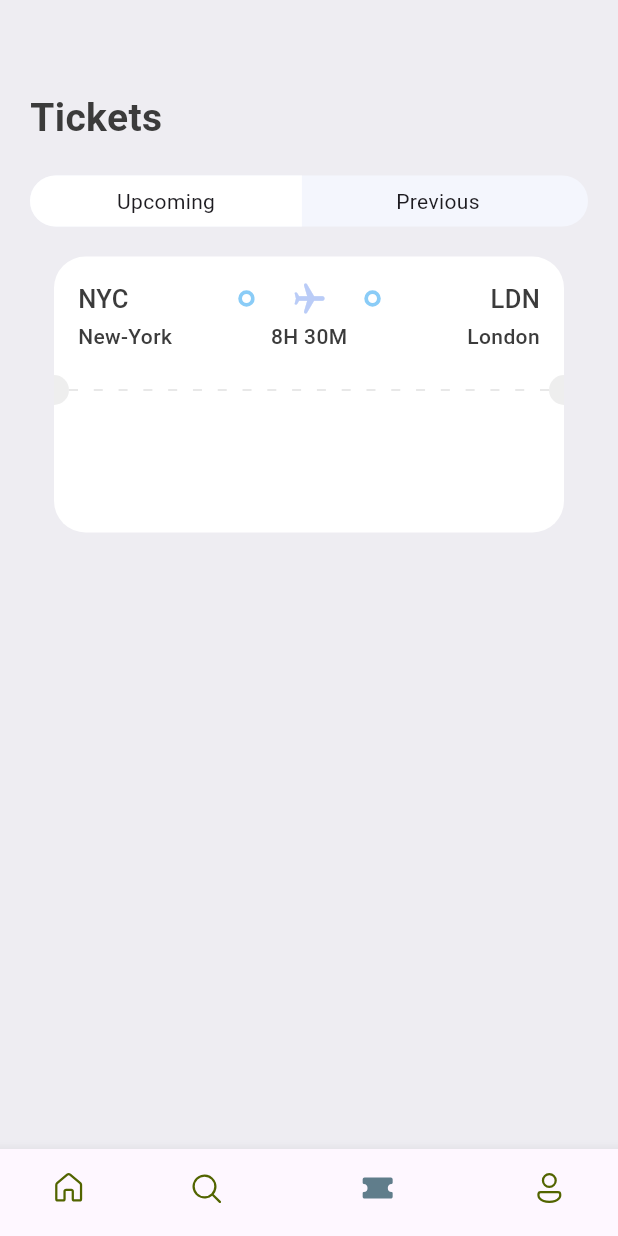
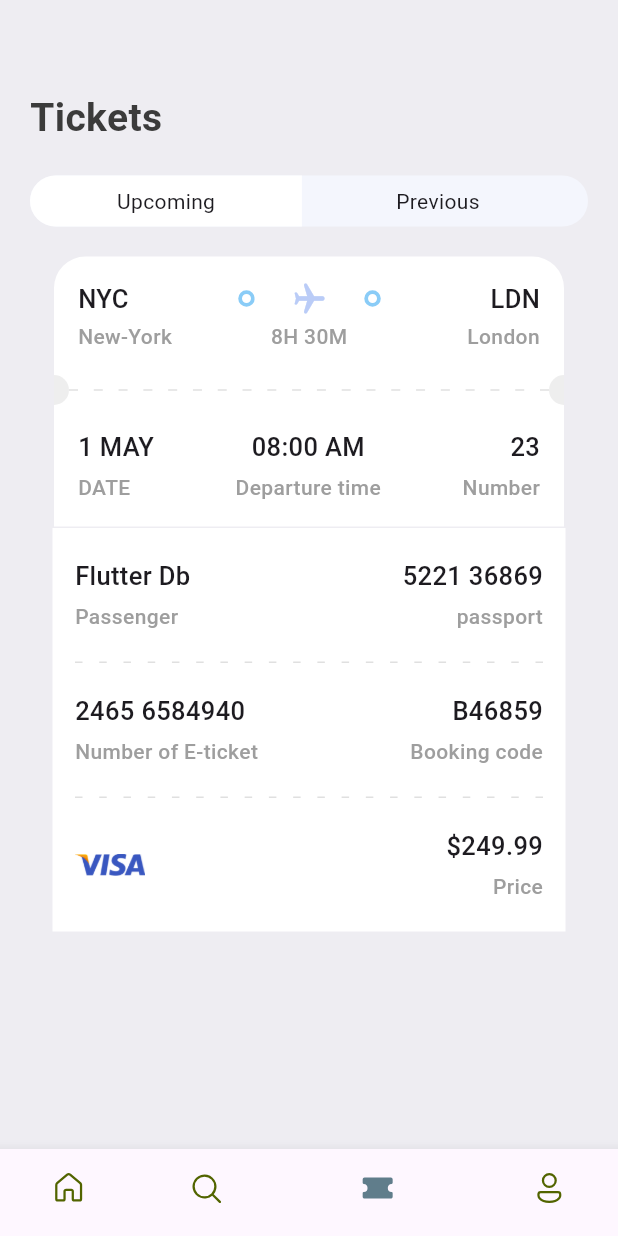
Before and after one commit to alperyun50/ticket_app, a Flutter app: the screen it shows after launch, item 3 of the bottom bar chosen, on a phone screen of 412 x 824 dp. Run offline on Flutter 3.47's test engine with Material 3 defaults, Android fonts, the phone set to English and light mode, and no system bars; our stand-ins replace fluentui_icons.

Commit message:
ticket screen updated

```diff
--- a/lib/base/res/media.dart
+++ b/lib/base/res/media.dart
@@ -3,4 +3,5 @@ class AppMedia{
   static const logo = "$_baseImage/logo.png";
   static const hotelRoom = "$_baseImage/hotel_room.png";
   static const planeSit = "$_baseImage/plane_sit.jpg";
+  static const visaCard = "$_baseImage/visa_card.png";
 }
--- a/lib/base/res/styles/app_styles.dart
+++ b/lib/base/res/styles/app_styles.dart
@@ -39,13 +39,13 @@ class AppStyles {
 
   static TextStyle headLineStyle3 = TextStyle(
     fontSize: 17,
-    color: textColor,
+    //color: textColor,
     fontWeight: FontWeight.w500,
   );
 
   static TextStyle headLineStyle4 = TextStyle(
     fontSize: 14,
-    color: textColor,
+    color: Colors.grey.shade500,
     fontWeight: FontWeight.w500,
   );
 }
--- a/lib/base/widgets/app_column_text_layout.dart
+++ b/lib/base/widgets/app_column_text_layout.dart
@@ -1,21 +1,23 @@
 import 'package:flutter/material.dart';
+import 'package:ticket_app/base/widgets/text_style_fourth.dart';
 import 'package:ticket_app/base/widgets/text_style_third.dart';
 
 class AppColumnTextLayout extends StatelessWidget {
   final String topText;
   final String bottomText;
   final CrossAxisAlignment alignment;
+  final bool? isColor;
 
-  const AppColumnTextLayout({super.key, required this.topText, required this.bottomText, required this.alignment});
+  const AppColumnTextLayout({super.key, required this.topText, required this.bottomText, required this.alignment, this.isColor});
 
   @override
   Widget build(BuildContext context) {
     return Column(
       crossAxisAlignment: alignment,
       children: [
-        TextStyleThird(text: topText),
+        TextStyleThird(text: topText, isColor: isColor,),
         SizedBox(height: 5),
-        TextStyleThird(text: bottomText),
+        TextStyleFourth(text: bottomText, isColor: isColor,),
       ],
     );
   }
--- a/lib/base/widgets/ticket_view.dart
+++ b/lib/base/widgets/ticket_view.dart
@@ -23,10 +23,10 @@ class TicketView extends StatelessWidget {
 
     return SizedBox(
       width: size.width * 0.85,
-      height: 189,
+      height: 180,
+
       child: Container(
         margin: EdgeInsets.only(right: wholeScreen == true ? 0 : 16),
-
         child: Column(
           children: [
             // blue part of tickets
@@ -136,8 +136,8 @@ class TicketView extends StatelessWidget {
               decoration: BoxDecoration(
                 color: isColor == null ? AppStyles.ticketOrange : AppStyles.ticketColor,
                 borderRadius: BorderRadius.only(
-                  bottomLeft: Radius.circular(21),
-                  bottomRight: Radius.circular(21),
+                  bottomLeft: Radius.circular(isColor == null ? 21 : 0),
+                  bottomRight: Radius.circular(isColor == null ? 21 : 0),
                 ),
               ),
               child: Column(
@@ -150,16 +150,19 @@ class TicketView extends StatelessWidget {
                         topText: ticket["date"],
                         bottomText: "DATE",
                         alignment: CrossAxisAlignment.start,
+                        isColor: isColor,
                       ),
                       AppColumnTextLayout(
                         topText: ticket["departure_time"],
                         bottomText: "Departure time",
                         alignment: CrossAxisAlignment.center,
+                        isColor: isColor,
                       ),
                       AppColumnTextLayout(
                         topText: ticket["number"].toString(),
                         bottomText: "Number",
                         alignment: CrossAxisAlignment.end,
+                        isColor: isColor,
                       ),
                      ],
                   ),
--- a/lib/screens/ticket/ticket_screen.dart
+++ b/lib/screens/ticket/ticket_screen.dart
@@ -1,6 +1,9 @@
 import 'package:flutter/material.dart';
+import 'package:ticket_app/base/res/media.dart';
 import 'package:ticket_app/base/res/styles/app_styles.dart';
 import 'package:ticket_app/base/utils/all_json.dart';
+import 'package:ticket_app/base/widgets/app_column_text_layout.dart';
+import 'package:ticket_app/base/widgets/app_layoutbuilder_widget.dart';
 import 'package:ticket_app/base/widgets/ticket_view.dart';
 import 'package:ticket_app/screens/search/widgets/app_ticket_tabs.dart';
 
@@ -29,6 +32,77 @@ class TicketScreen extends StatelessWidget {
             padding: EdgeInsets.only(left: 16),
             child: TicketView(ticket: ticketList[0], isColor: true,),
           ),
+          SizedBox(height: 1,),
+          Container(
+            margin: EdgeInsets.symmetric(horizontal: 15,),
+            padding: EdgeInsets.symmetric(horizontal: 15, vertical: 20),
+            color: AppStyles.ticketColor,
+            child: Column(
+              children: [
+                Row(
+                  mainAxisAlignment: MainAxisAlignment.spaceBetween,
+                  children: [
+                    AppColumnTextLayout(
+                        topText: "Flutter Db",
+                        bottomText: "Passenger",
+                        alignment: CrossAxisAlignment.start,
+                        isColor: true,
+                    ),
+                    AppColumnTextLayout(
+                        topText: "5221 36869",
+                        bottomText: "passport",
+                        alignment: CrossAxisAlignment.end,
+                        isColor: true,
+                    ),
+                  ],
+                ),
+                SizedBox(height: 20,),
+                AppLayoutBuilderWidget(randomDivider: 15, width: 5, isColor: false,),
+                SizedBox(height: 20,),
+                Row(
+                  mainAxisAlignment: MainAxisAlignment.spaceBetween,
+                  children: [
+                    AppColumnTextLayout(
+                        topText: "2465 6584940",
+                        bottomText: "Number of E-ticket",
+                        alignment: CrossAxisAlignment.start,
+                        isColor: true,
+                    ),
+                    AppColumnTextLayout(
+                        topText: "B46859",
+                        bottomText: "Booking code",
+                        alignment: CrossAxisAlignment.end,
+                        isColor: true,
+                    ),
+                  ],
+                ),
+                SizedBox(height: 20,),
+                AppLayoutBuilderWidget(randomDivider: 15, width: 5, isColor: false,),
+                SizedBox(height: 20,),
+                Row(
+                  mainAxisAlignment: MainAxisAlignment.spaceBetween,
+                  children: [
+                    Column(
+                      children: [
+                        Row(
+                          children: [
+                            Image.asset(AppMedia.visaCard, scale: 11,),
+
+                          ],
+                        ),
+                      ],
+                    ),
+                    AppColumnTextLayout(
+                        topText: "\$249.99",
+                        bottomText: "Price",
+                        alignment: CrossAxisAlignment.end,
+                        isColor: true,
+                    ),
+                  ],
+                ),
+              ],
+            ),
+          ),
         ],
       ),
     );
```
